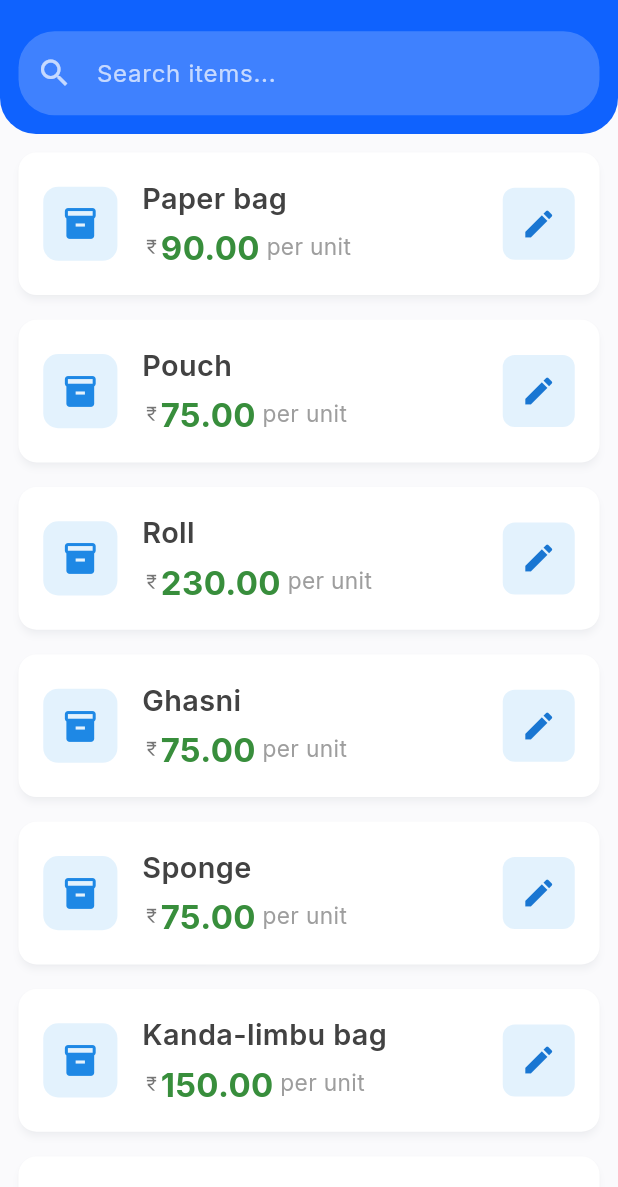
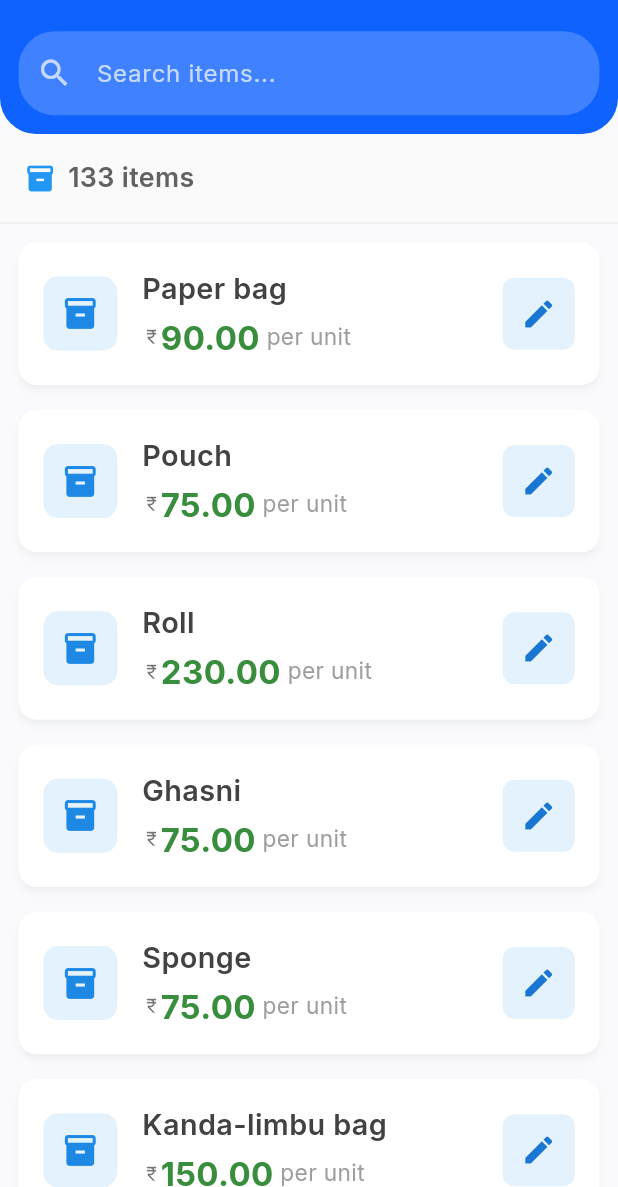
Before and after one commit to Sarthak030506/invoiceflow, a Flutter app: the ItemsScreen screen opened by its route, on a phone screen of 412 x 824 dp, the part 49-1236 px from its top. Run offline on Flutter 3.47's test engine with Material 3 defaults, Android fonts, the phone set to English and light mode, and no system bars; our stand-ins replace cached_network_image, cloud_firestore, contacts_service, csv, dio, file_picker and 15 more; accounts and stored records are empty.

Commit message:
feat: Add item count display to Manage Items section
Added a visual item counter at the top of the Manage Items screen to show
users how many items are currently in the list.

Features:
- Shows total item count (e.g., "129 items")
- When searching, shows filtered count (e.g., "5 of 129 items found")
- Uses proper singular/plural grammar ("1 item" vs "2 items")
- Clean UI with icon and subtle background color
- Located between search bar and item list

This provides better UX by giving users immediate visibility of their
catalogue size and search effectiveness.

```diff
--- a/lib/presentation/items_screen/items_screen.dart
+++ b/lib/presentation/items_screen/items_screen.dart
@@ -129,7 +129,53 @@ class _ItemsScreenState extends State<ItemsScreen> {
       ),
       body: _isLoading
           ? const Center(child: CircularProgressIndicator())
-          : _filteredItems.isEmpty
+          : Column(
+              children: [
+                // Item count display
+                Container(
+                  padding: EdgeInsets.symmetric(horizontal: 4.w, vertical: 2.h),
+                  decoration: BoxDecoration(
+                    color: Colors.grey.shade50,
+                    border: Border(
+                      bottom: BorderSide(color: Colors.grey.shade200),
+                    ),
+                  ),
+                  child: Row(
+                    children: [
+                      Icon(
+                        Icons.inventory_2,
+                        size: 5.w,
+                        color: Colors.blue,
+                      ),
+                      SizedBox(width: 2.w),
+                      Text(
+                        _searchQuery.isEmpty
+                            ? '${_filteredItems.length} ${_filteredItems.length == 1 ? 'item' : 'items'}'
+                            : '${_filteredItems.length} of ${_allItems.length} items',
+                        style: TextStyle(
+                          fontSize: 13.sp,
+                          fontWeight: FontWeight.w600,
+                          color: Colors.grey.shade700,
+                        ),
+                      ),
+                      if (_searchQuery.isNotEmpty) ...[
+                        SizedBox(width: 2.w),
+                        Expanded(
+                          child: Text(
+                            'found',
+                            style: TextStyle(
+                              fontSize: 12.sp,
+                              color: Colors.grey.shade600,
+                            ),
+                          ),
+                        ),
+                      ],
+                    ],
+                  ),
+                ),
+                // List
+                Expanded(
+                  child: _filteredItems.isEmpty
                       ? Center(
                           child: Column(
                             mainAxisAlignment: MainAxisAlignment.center,
@@ -137,9 +183,7 @@ class _ItemsScreenState extends State<ItemsScreen> {
                               Icon(Icons.search_off, size: 64, color: Colors.grey.shade300),
                               SizedBox(height: 2.h),
                               Text(
-                        _searchQuery.isEmpty
-                            ? 'No items found'
-                            : 'No items match "$_searchQuery"',
+                                'No items match "$_searchQuery"',
                                 style: TextStyle(
                                   fontSize: 16.sp,
                                   color: Colors.grey.shade600,
@@ -161,6 +205,9 @@ class _ItemsScreenState extends State<ItemsScreen> {
                               );
                             },
                           ),
+                        ),
+                ),
+              ],
             ),
     );
   }
```
Lines whose indentation alone changed are shown as unchanged.
